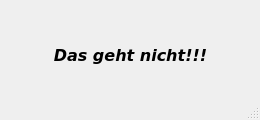
Before: the Qt Designer form achtung.ui in Bradyphrenia/prothesen, drawn with Qt 5.
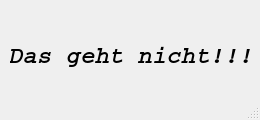
After: the same form once the commit is applied.

Diff of the .ui file:
```diff
--- a/achtung.ui
+++ b/achtung.ui
@@ -33,7 +33,8 @@
   </property>
   <property name="font">
    <font>
-    <family>Verdana</family>
+    <family>Arial</family>
+    <pointsize>14</pointsize>
     <kerning>false</kerning>
    </font>
   </property>
@@ -57,8 +58,8 @@
    </property>
    <property name="font">
     <font>
-     <family>Verdana</family>
-     <pointsize>12</pointsize>
+     <family>Courier</family>
+     <pointsize>18</pointsize>
      <weight>75</weight>
      <italic>true</italic>
      <bold>true</bold>
```
